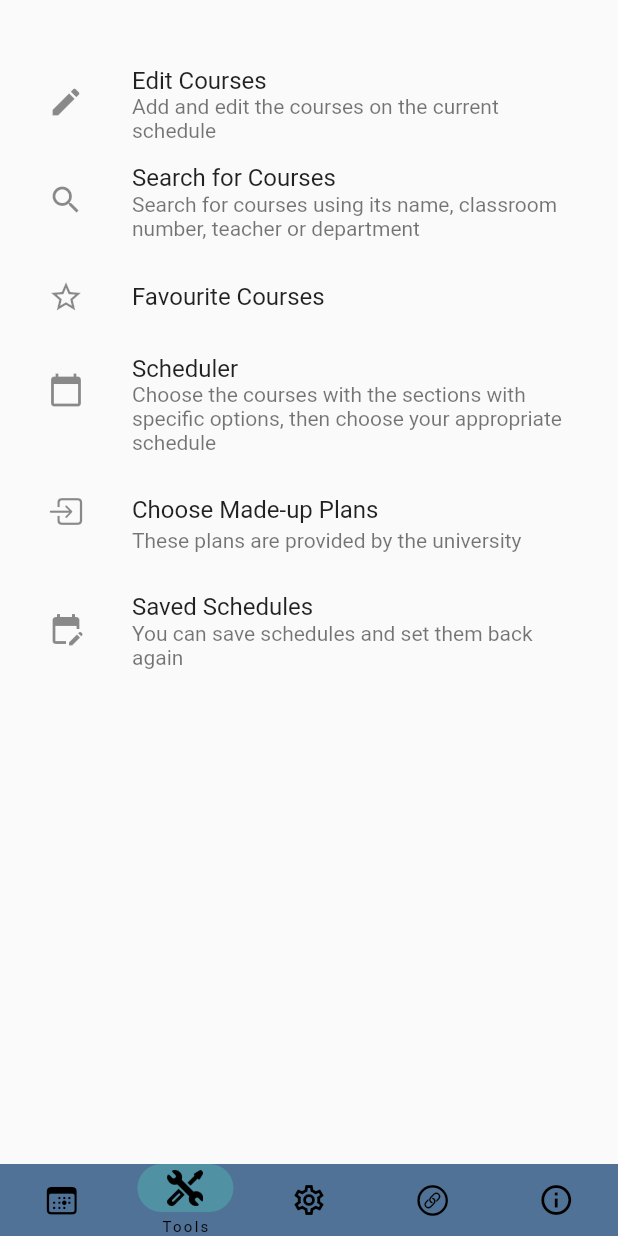
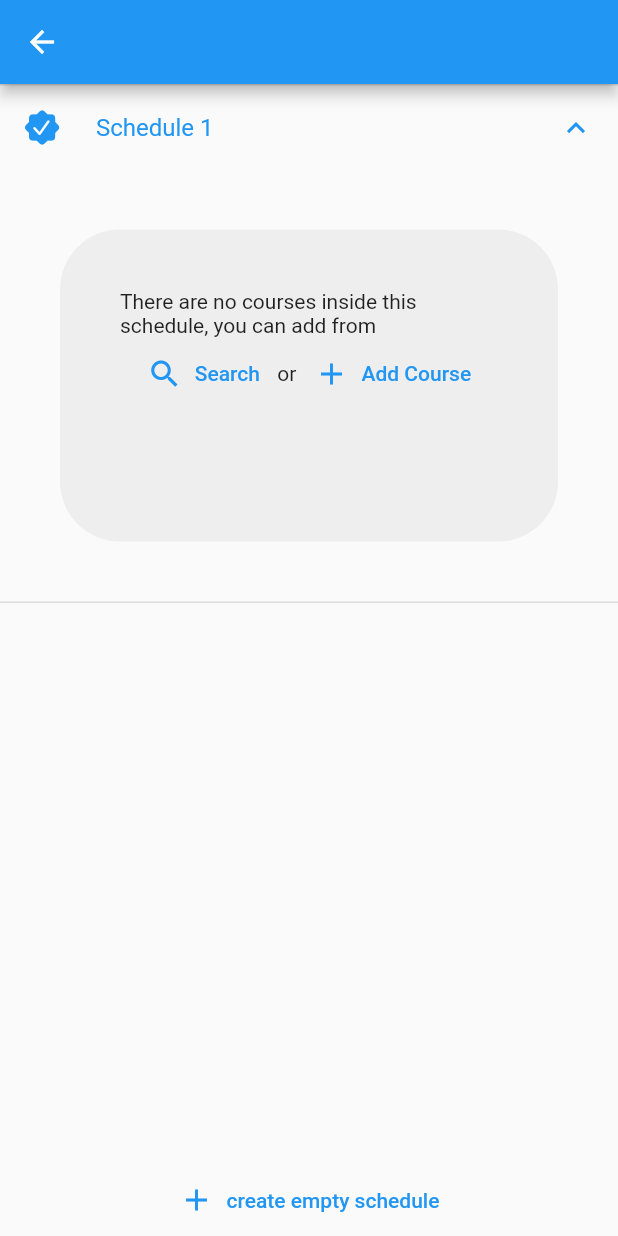
Before and after one commit to Hasan-Amkieh/ders_program_test, a Flutter app: the Home screen opened by its route, item 2 of the bottom bar chosen, after a tap on "Saved Schedules", on a phone screen of 412 x 824 dp. Run offline on Flutter 3.47's test engine with Material 2 defaults, Android fonts, the phone set to English and light mode, and no system bars; our stand-ins replace flutter_speed_dial, flutter_spinkit, fluttertoast; missing offline and left inert: dart:ffi, flutter_inappwebview, restart_app, storage_repository.

Commit message:
Fixed a major bug while loading the courses from the online timetable, added saved_schedules_page.dart and fixed the positioning insidethe timetable_canvas.dart, TODOs: Implement the remove schedule button, and the hours inside the timetable, add the share button (either using a screenshot or by using a link that can only ben opened by the app),

```diff
--- a/lib/main.dart
+++ b/lib/main.dart
@@ -5,17 +5,17 @@ import 'package:ders_program_test/others/subject.dart';
 import 'package:ders_program_test/pages/add_courses_page.dart';
 import 'package:ders_program_test/pages/create_custom_course_page.dart';
 import 'package:ders_program_test/pages/edit_courses_page.dart';
-import 'package:ders_program_test/pages/favcourses.dart';
+import 'package:ders_program_test/pages/fav_courses_page.dart';
+import 'package:ders_program_test/pages/saved_schedules_page.dart';
 import 'package:ders_program_test/pages/search_page.dart';
 import 'package:flutter/material.dart';
 import 'package:ders_program_test/webpage.dart';
-import 'package:ders_program_test/pages/home.dart';
-import 'package:ders_program_test/pages/loadingupdate.dart';
+import 'package:ders_program_test/pages/home_page.dart';
+import 'package:ders_program_test/pages/loading_update_page.dart';
 import 'package:restart_app/restart_app.dart';
 import 'package:storage_repository/implementations/storage_repository.dart';
 import 'package:storage_repository/interfaces/i_storage_repository.dart';
 
-import 'others/appthemes.dart';
 import 'others/departments.dart';
 
 /*
@@ -50,9 +50,9 @@ class Main {
   static ThemeMode theme = ThemeMode.system;
 
   static List<Subject> favCourses = [];
-  static Schedule currentSchedule = Schedule(changes: [], scheduleCourses: []);
+
   static int currentScheduleIndex = 0;
-  static List<Schedule> schedules = [];
+  static List<Schedule> schedules = [Schedule(scheduleName: "Schedule 1", changes: [], scheduleCourses: [])];
 
   // NOTE: Used inside add_courses page:
   static List<Subject> coursesToAdd = [];
@@ -127,8 +127,6 @@ Future main() async {
   Main.storageUnit = StorageRepository();
   await Main.storageUnit!.init();
 
-  Main.schedules.add(Main.currentSchedule);
-
   Main.readSettings();
 
   //TODO: For test purposes:
@@ -145,7 +143,6 @@ Future main() async {
     initialRoute: Main.forceUpdate ? "/webpage" : "/home",
     routes: {
       "/home" : (context) => Home(),
-      "/loadingupdate": (context) => LoadingUpdate(),
       "/webpage": (context) => Webpage(),
       "/home/searchcourses": (contetx) => const SearchPage(),
       "/home/favcourses": (context) => FavCourses(),
@@ -153,6 +150,7 @@ Future main() async {
       "/home/editcourses/addcourses": (context) => AddCoursesPage(),
       "/home/editcourses/createcustomcourse": (context) => CustomCoursePage(),
       "/home/editcourses/editcourseinfo": (context) { CustomCoursePage page = CustomCoursePage(); page.subject = Main.courseToEdit ?? Main.emptySubject; return page; },
+      "/home/savedschedules" : (context) => SavedSchedulePage(),
     },
   ));
 
--- a/lib/others/subject.dart
+++ b/lib/others/subject.dart
@@ -222,10 +222,11 @@ class Notification {
 
 class Schedule {
 
+  String scheduleName;
   List<Notification> changes;
   List<Course> scheduleCourses;
 
-  Schedule({required this.changes, required this.scheduleCourses});
+  Schedule({required this.scheduleName, required this.changes, required this.scheduleCourses});
 
 }
 
--- a/lib/pages/add_courses_page.dart
+++ b/lib/pages/add_courses_page.dart
@@ -1,5 +1,6 @@
 import 'dart:ui';
 
+import 'package:flutter/cupertino.dart';
 import 'package:flutter/material.dart';
 import 'package:flutter_speed_dial/flutter_speed_dial.dart';
 import 'package:fluttertoast/fluttertoast.dart';
@@ -117,7 +118,7 @@ class AddCoursesPageState extends State<AddCoursesPage> {
     name = name ?? "";
     bool isInside = false;
 
-    for (Course crs in Main.currentSchedule.scheduleCourses) {
+    for (Course crs in Main.schedules[Main.currentScheduleIndex].scheduleCourses) {
       if (crs.subject.classCode == subject.classCode) {
         isInside = true;
         break;
@@ -132,25 +133,16 @@ class AddCoursesPageState extends State<AddCoursesPage> {
       }
     }
 
-    // if (isInside) {
-    //   name  = name + "\n\n" + translateEng("Added to schedule");
-    // }
-
     return ListTile(
       title: Text(subject.classCode),
-      subtitle: RichText(
-        text: TextSpan(
-          style: Theme.of(context).textTheme.caption,
-          children: [
-            TextSpan(
-              text: name
-            ),
-            TextSpan(
-              text: isInside ? "\n\n" + translateEng("Added to schedule") : "",
-              style: const TextStyle(fontSize: 14, fontWeight: FontWeight.bold, color: Colors.red),
-            ),
-          ]
-        ),
+      subtitle: Column(
+        crossAxisAlignment: CrossAxisAlignment.start,
+        children: [
+          Text(
+              name,
+          ),
+          isInside ? const Icon(CupertinoIcons.add_circled_solid, color: Colors.red) : Container(),
+        ],
       ),
       onTap: () {
         setState(() {Main.coursesToAdd.add(subject);});
--- a/lib/pages/create_custom_course_page.dart
+++ b/lib/pages/create_custom_course_page.dart
@@ -260,7 +260,7 @@ class CustomCoursePageState extends State<CustomCoursePage> {
                                   print("Checking the course code!");
                                   bool isUsed = false;
                                   String str = widget.subject.classCode.toLowerCase();
-                                  Main.currentSchedule.scheduleCourses.forEach((sub) {
+                                  Main.schedules[Main.currentScheduleIndex].scheduleCourses.forEach((sub) {
                                     if (str == sub.subject.classCode.toLowerCase()) {
                                       isUsed = true;
                                       return ;
@@ -289,7 +289,7 @@ class CustomCoursePageState extends State<CustomCoursePage> {
                                   widget.subject.hours.addAll(widget.hours);
                                   Main.courseToEdit = widget.subject;
                                 } else {
-                                  Main.currentSchedule.scheduleCourses.add(
+                                  Main.schedules[Main.currentScheduleIndex].scheduleCourses.add(
                                       Course(
                                           note: "", subject: widget.subject));
                                 }
@@ -591,7 +591,7 @@ class CustomCoursePageState extends State<CustomCoursePage> {
         ListTile(
           onTap: null,
           title: Container(width: width * 0.5, height: width * 0.5, child: CustomPaint(painter:
-          TimetableCanvas(beginningPeriods: bgnPeriods, days: days, hours: widget.hours))),
+          TimetableCanvas(beginningPeriods: bgnPeriods, days: days, hours: widget.hours, isForSchedule: false))),
 
         )
     );
--- a/lib/pages/favcourses.dart
+++ b/lib/pages/fav_courses_page.dart
@@ -100,7 +100,7 @@ class FavCoursesState extends State<FavCourses> {
                                   (Main.favCourses[count].days.isNotEmpty && Main.favCourses[count].bgnPeriods.isNotEmpty && Main.favCourses[count].hours.isNotEmpty) ? ListTile(
                                     onTap: null,
                                     title: SizedBox(width: width * 0.5, height: width * 0.5, child: CustomPaint(painter:
-                                    TimetableCanvas(beginningPeriods: Main.favCourses[count].bgnPeriods, days: Main.favCourses[count].days, hours: Main.favCourses[count].hours))),
+                                    TimetableCanvas(beginningPeriods: Main.favCourses[count].bgnPeriods, days: Main.favCourses[count].days, hours: Main.favCourses[count].hours, isForSchedule: false))),
 
                                   ) : Container(),
                                 ],
@@ -118,14 +118,14 @@ class FavCoursesState extends State<FavCourses> {
                       TextButton(onPressed: () {
                         Subject sub = Main.favCourses.elementAt(count);
                         bool doesExist = false;
-                        for (Course sub_ in Main.currentSchedule.scheduleCourses) {
+                        for (Course sub_ in Main.schedules[Main.currentScheduleIndex].scheduleCourses) {
                           if (sub_.subject.classCode == sub.classCode) {
                             doesExist = true;
                           }
                         }
 
                         if (!doesExist) {
-                          Main.currentSchedule.scheduleCourses.add(Course(subject: sub, note: ""));
+                          Main.schedules[Main.currentScheduleIndex].scheduleCourses.add(Course(subject: sub, note: ""));
                         }
 
                         Fluttertoast.showToast(
--- a/lib/pages/home.dart
+++ b/lib/pages/home_page.dart
@@ -245,7 +245,7 @@ class HomeState extends State<Home> {
 
       int colorIndex = 0;
 
-      Main.currentSchedule.scheduleCourses.forEach((course) {
+      Main.schedules[Main.currentScheduleIndex].scheduleCourses.forEach((course) {
       colorIndex++;
       for (int i = 0; i < course.subject.days.length; i++) {
         for (int j = 0; j < course.subject.days[i].length; j++) {
@@ -401,7 +401,7 @@ class HomeState extends State<Home> {
               SizedBox(height: height * 0.01),
               ListTile(
                 onTap: () {
-                  ;
+                  Navigator.pushNamed(context, "/home/savedschedules");
                 },
                 title: Text(translateEng('Saved Schedules')),
                 subtitle: Text(translateEng('You can save schedules and set them back again')),
@@ -483,7 +483,7 @@ class HomeState extends State<Home> {
                           TextButton(onPressed: () {
                             Navigator.pop(context);
                           },
-                            child: Text(translateEng("NOT NOW")),
+                            child: Text(translateEng("CANCEL")),
                           )
                         ],
                       );
@@ -855,14 +855,14 @@ class HomeState extends State<Home> {
 
     List<CollisionData> collisions = [];
 
-    Main.currentSchedule.scheduleCourses.forEach((course) {
+    Main.schedules[Main.currentScheduleIndex].scheduleCourses.forEach((course) {
 
       for (int i = 0 ; i < course.subject.days.length ; i++) {
         for (int j = 0 ; j < course.subject.days[i].length ; j++) {
           int day = course.subject.days[i][j], bgnHour = course.subject.bgnPeriods[i][j], hours = course.subject.hours[i];
           print("Searching for bgnPeriods b/w $bgnHour and ${bgnHour + hours} for the course ${course.subject.classCode}");
 
-          Main.currentSchedule.scheduleCourses.forEach((courseToComp) {
+          Main.schedules[Main.currentScheduleIndex].scheduleCourses.forEach((courseToComp) {
 
             for (int i_ = 0 ; i_ < courseToComp.subject.days.length ; i_++) {
               for (int j_ = 0 ; j_ < courseToComp.subject.days[i_].length ; j_++) {
--- /dev/null
+++ b/lib/pages/saved_schedules_page.dart
@@ -0,0 +1,263 @@
+
+import 'dart:ui';
+
+import 'package:ders_program_test/language/dictionary.dart';
+import 'package:ders_program_test/others/subject.dart';
+import 'package:ders_program_test/widgets/textfieldwidget.dart';
+import 'package:ders_program_test/widgets/timetable_canvas.dart';
+import 'package:flutter/cupertino.dart';
+import 'package:flutter/material.dart';
+
+import '../main.dart';
+
+class SavedSchedulePage extends StatefulWidget {
+
+  @override
+  State<StatefulWidget> createState() {
+
+    return SavedSchedulePageState();
+
+  }
+
+}
+
+class SavedSchedulePageState extends State<SavedSchedulePage> {
+
+  @override
+  Widget build(BuildContext context) {
+
+    return Scaffold(
+      appBar: AppBar(),
+      body: SafeArea(
+        //child: Expanded( // This was causing an error, so keep it like this!
+          child: Column(
+            mainAxisAlignment: MainAxisAlignment.spaceBetween,
+            children: buildSchedulesList(),
+          ),
+        //),
+      ),
+    );
+
+  }
+
+  List<Widget> buildSchedulesList() {
+
+    double width = (window.physicalSize / window.devicePixelRatio).width;
+    double height = (window.physicalSize / window.devicePixelRatio).height;
+
+    List<Widget> tiles = [];
+    List<Widget> scheduleTiles = [];
+
+    Schedule schedule;
+    for (int scheduleIndex = 0 ; scheduleIndex < Main.schedules.length ; scheduleIndex++) { // looping for each schedule
+      schedule = Main.schedules[scheduleIndex];
+      int totalHours = 0;
+      List<List<int>> beginningPeriods = [], days = [];
+      List<int> hours = [];
+
+      String courses = "";
+      for (int i = 0 ; i < schedule.scheduleCourses.length ; i++) { // looping for each course
+        courses = courses + ", " + schedule.scheduleCourses[i].subject.classCode;
+
+        //print("Hours: ${schedule.scheduleCourses[i].subject.hours}");
+        for (int j = 0 ; j < schedule.scheduleCourses[i].subject.hours.length ; j++) {
+          totalHours += schedule.scheduleCourses[i].subject.hours[j] * schedule.scheduleCourses[i].subject.days[j].length;
+        }
+
+      }
+      courses = schedule.scheduleCourses.isNotEmpty ? courses.substring(2) : "";
+
+      scheduleTiles.add(ExpansionTile(
+        title: Row(
+          children: [
+            Main.currentScheduleIndex == scheduleIndex ? const Icon(CupertinoIcons.checkmark_seal_fill) : Container(),
+            SizedBox(width: 0.03 * width),
+            Text(schedule.scheduleName),
+          ],
+        ),
+        initiallyExpanded: true,
+        children: [
+          Container(
+            padding: EdgeInsets.all(width * 0.05),
+            margin: EdgeInsets.all(width * 0.05),
+            decoration: BoxDecoration(
+              color: Colors.grey.shade200,
+              borderRadius: BorderRadius.all(Radius.circular(0.05 * width)),
+            ),
+            child: Column(
+              children: [
+                Visibility(
+                  visible: schedule.scheduleCourses.isEmpty,
+                  child: Wrap(
+                    alignment: WrapAlignment.center,
+                    crossAxisAlignment: WrapCrossAlignment.center,
+                    children: [
+                      const Text("There are no courses inside this schedule, you can add from "),
+                      TextButton.icon(
+                        icon: const Icon(Icons.search),
+                        label: Text("Search"),
+                        onPressed: () { // TODO:
+
+                        },
+                      ),
+                      const Text(" or "),
+                      TextButton.icon(
+                        icon: const Icon(Icons.add),
+                        label: Text("Add Course"),
+                        onPressed: () { // TODO:
+
+                        },
+                      ),
+                    ],
+                  ),
+                ),
+                Visibility(
+                  visible: schedule.scheduleCourses.isNotEmpty,
+                  child: Row(
+                    children: [
+                      const Icon(CupertinoIcons.book_fill),
+                      SizedBox(width: width * 0.03),
+                      Expanded(child: Text(courses)),
+                    ],
+                  ),
+                ),
+                SizedBox(height: width * 0.03),
+                Visibility(
+                  visible: schedule.scheduleCourses.isNotEmpty,
+                  child: Row(
+                    children: [
+                      const Icon(CupertinoIcons.clock_fill),
+                      SizedBox(width: width * 0.03),
+                      Expanded(child: Text(totalHours.toString() + " hours")),
+                    ],
+                  ),
+                ),
+                SizedBox(height: width * 0.03),
+                Visibility(
+                  visible: schedule.scheduleCourses.isNotEmpty,
+                  child: ListTile(
+                    onTap: null,
+                    title: Container(
+                        width: width * 0.7, height: width * 0.7,
+                        child: CustomPaint(painter:
+                          TimetableCanvas(beginningPeriods: beginningPeriods, days: days, hours: hours, isForSchedule: true)
+                        ),
+                    ),
+                  ),
+                ),
+                Row(
+                  mainAxisAlignment: MainAxisAlignment.center,
+                  children: [
+                    Visibility(
+                      visible: Main.currentScheduleIndex != scheduleIndex,
+                        child: TextButton.icon(
+                          icon: const Icon(CupertinoIcons.checkmark_seal, color: Colors.white),
+                          label: Text(translateEng("Set active"), style: const TextStyle(color: Colors.white)),
+                          style: ButtonStyle(
+                            backgroundColor: MaterialStateProperty.all(Colors.blue),
+                            overlayColor: MaterialStateProperty.all(Colors.white.withOpacity(0.2)),
+                          ),
+                          onPressed: () { // TODO:
+                            setState(() {
+                              print("Setting current index as $scheduleIndex");
+                              Main.currentScheduleIndex = scheduleIndex;
+                            });
+                          },
+                        ),
+                    ),
+                    SizedBox(width: width * 0.03),
+                    Visibility(
+                      visible: Main.schedules.length > 1,
+                      child: TextButton.icon(
+                        style: ButtonStyle(
+                          backgroundColor: MaterialStateProperty.all(Colors.red),
+                          overlayColor: MaterialStateProperty.all(Colors.white.withOpacity(0.2)),
+                          padding: MaterialStateProperty.all(EdgeInsets.zero),
+                        ),
+                        icon: const Icon(Icons.highlight_remove, color: Colors.white),
+                        label: Text(translateEng("Remove schedule"), style: const TextStyle(color: Colors.white)),
+                        onPressed: () {
+                          ;
+                        },
+                      ),
+                    ),
+                  ],
+                ),
+              ],
+            ),
+          ),
+        ],
+      ));
+
+    }
+
+    tiles.add(Expanded(
+      child: SingleChildScrollView(
+        child: Column(
+          children: scheduleTiles,
+        ),
+      ),
+    ));
+
+    tiles.add(
+      TextButton.icon(
+        icon: const Icon(Icons.add),
+        label: const Text("create empty schedule"),
+        onPressed: () {
+          setState(() {
+            showDialog(context: context, builder: (context) {
+
+              String scheduleName = "";
+
+              return AlertDialog(
+                title: Text(translateEng("Creating Schedule")),
+                content: Builder(
+                  builder: (context) {
+                    return Container(
+                      width: width * 1,
+                      height: height * 0.25,
+                      child: Column(
+                        children: [
+                          Row(
+                            mainAxisAlignment: MainAxisAlignment.spaceBetween,
+                            children: [
+                              Text(translateEng("Name")),
+                              SizedBox(width: width * 0.4,
+                                  child: TextFieldWidget(text: "", onChanged: (str) {scheduleName = str;}, hintText: "e.g. 2019 Summer")),
+                            ],
+                          ),
+                        ],
+                      ),
+                    );
+                  }
+                ),
+                actions: [
+                  TextButton(
+                    child: Text(translateEng("SAVE")),
+                    onPressed: () {
+                      setState(() {
+                        Main.schedules.add(Schedule(scheduleName: scheduleName, changes: [], scheduleCourses: []));
+                      });
+                      Navigator.pop(context);
+                    },
+                  ),
+                  TextButton(
+                    child: Text(translateEng("CANCEL")),
+                    onPressed: () {
+                      Navigator.pop(context);
+                    },
+                  ),
+                ],
+              );
+
+            });
+          });
+        },
+      )
+    );
+
+    return tiles;
+
+  }
+
+}
--- a/lib/pages/search_page.dart
+++ b/lib/pages/search_page.dart
@@ -239,7 +239,7 @@ class SearchPageState extends State<SearchPage> {
                            ), (sub.days.isNotEmpty && sub.bgnPeriods.isNotEmpty && sub.hours.isNotEmpty) ? ListTile(
                               onTap: null,
                               title: Container(width: width * 0.5, height: width * 0.5, child: CustomPaint(painter:
-                              TimetableCanvas(beginningPeriods: sub.bgnPeriods, days: sub.days, hours: sub.hours))),
+                              TimetableCanvas(beginningPeriods: sub.bgnPeriods, days: sub.days, hours: sub.hours, isForSchedule: false))),
 
                             ) : Container(),
                           ],
@@ -254,14 +254,14 @@ class SearchPageState extends State<SearchPage> {
                 }, child: Text(translateEng("OK"))),
                 TextButton(onPressed: () {
                   bool doesExist = false;
-                  for (Course sub_ in Main.currentSchedule.scheduleCourses) {
+                  for (Course sub_ in Main.schedules[Main.currentScheduleIndex].scheduleCourses) {
                     if (sub_.subject.classCode == sub.classCode) {
                       doesExist = true;
                     }
                   }
 
                   if (!doesExist) {
-                    Main.currentSchedule.scheduleCourses.add(Course(note: "", subject: sub));
+                    Main.schedules[Main.currentScheduleIndex].scheduleCourses.add(Course(note: "", subject: sub));
                   }
 
                   Fluttertoast.showToast(
```
Also changed, not shown: lib/pages/edit_courses_page.dart (+55 -44 lines), lib/webpage.dart (+20 -7 lines), lib/widgets/timetable_canvas.dart (+22 -18 lines), lib/pages/loading_update_page.dart (renamed from lib/pages/loadingupdate.dart).
